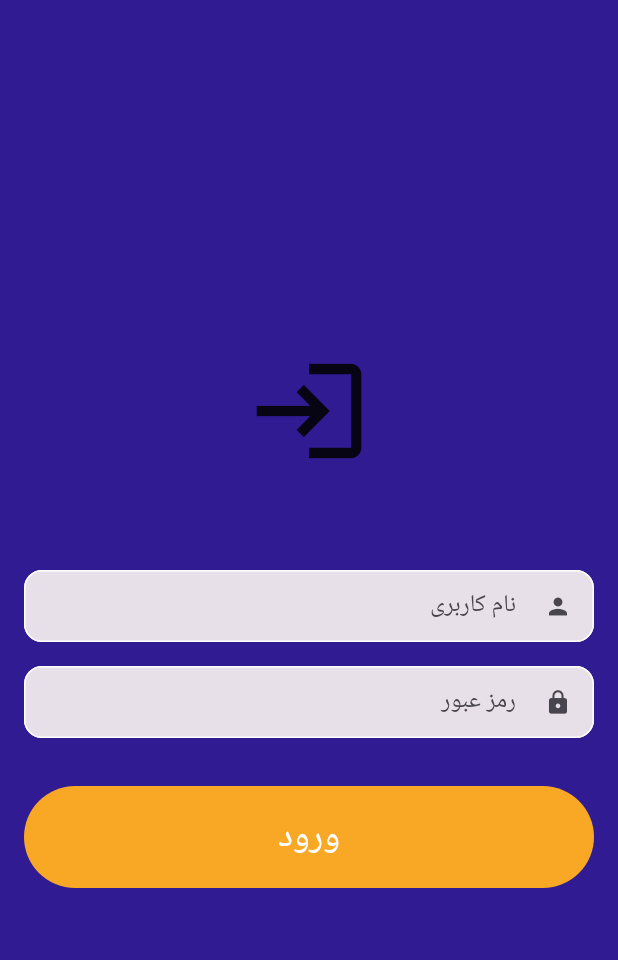
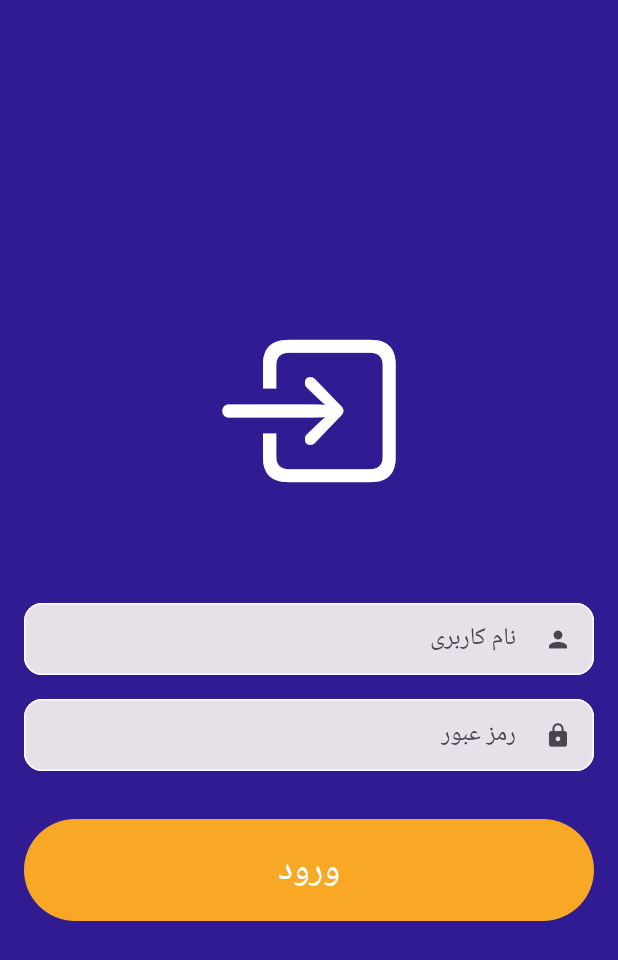
Before and after one commit to MrPouyaSaad/login_pishro, a Flutter app: the screen it shows after launch, on a phone screen of 412 x 824 dp. Shown: the top 960 px of the screen. Run offline on Flutter 3.47's test engine with Material 2 defaults, Android fonts, the phone set to English and light mode, and no system bars.

Commit message:
Edit Icon

```diff
--- a/lib/login.dart
+++ b/lib/login.dart
@@ -1,4 +1,5 @@
 // ignore_for_file: public_member_api_docs, sort_constructors_first
+import 'package:flutter/cupertino.dart';
 import 'package:flutter/material.dart';
 
 class LoginScreen extends StatelessWidget {
@@ -14,8 +15,9 @@ class LoginScreen extends StatelessWidget {
           mainAxisAlignment: MainAxisAlignment.center,
           children: [
             const Icon(
-              Icons.login,
-              size: 84,
+              CupertinoIcons.square_arrow_right,
+              size: 128,
+              color: Colors.white,
             ),
             const SizedBox(
               height: 64,
```
